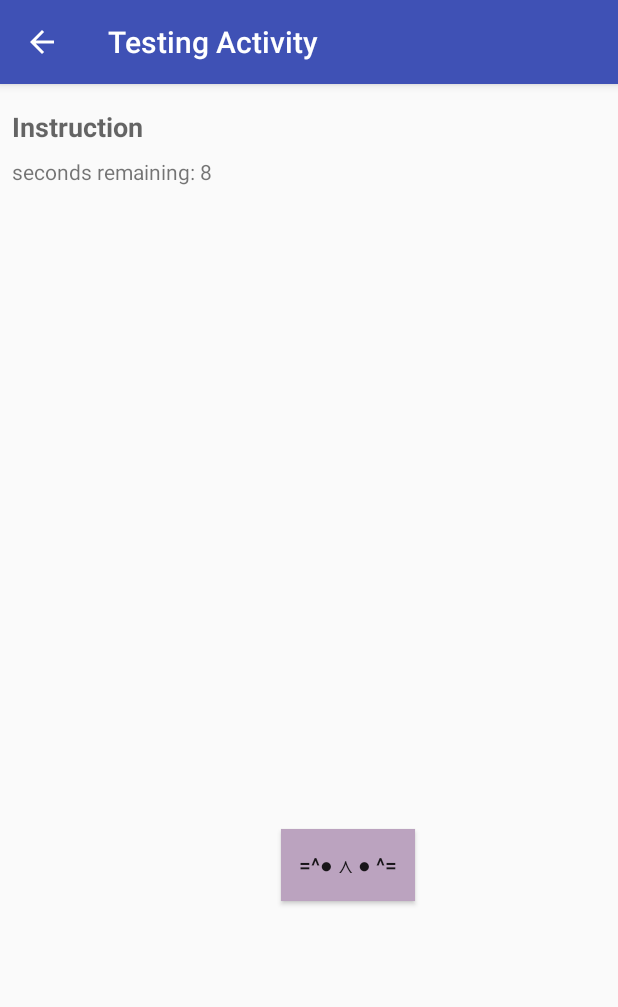
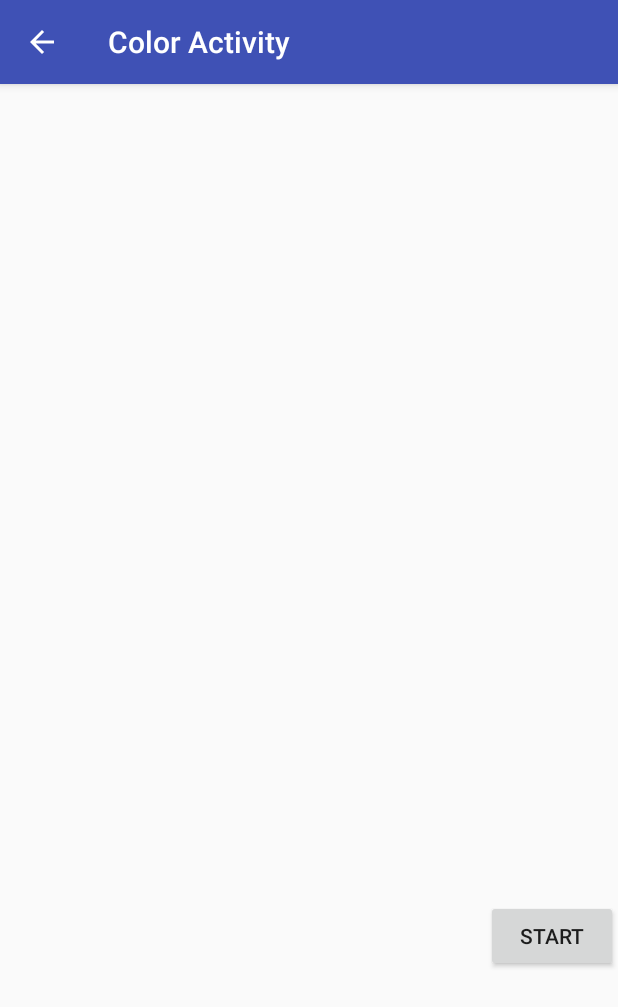
Before and after one commit to alex-yxw/hackthevalley, an Android app: the TestingActivity screen opened directly, with no data from a screen before it, after a tap on "=^● ⋏ ● ^=", on a phone screen of 412 x 824 dp. Shown: the top 1007 px of the screen. Run offline under Robolectric (Android 15) with nearby library versions, the phone set to English and light mode, and no system bars; 1 other tap on this screen came first.

Commit message:
Finish basic of second testing.

```diff
--- /dev/null
+++ b/HelloSharedPrefs/app/src/main/java/com/example/android/hellosharedprefs/ColorActivity.java
@@ -0,0 +1,84 @@
+package com.example.android.hellosharedprefs;
+
+import android.content.Intent;
+import android.graphics.Color;
+import android.os.CountDownTimer;
+import android.os.Handler;
+import android.support.v7.app.AppCompatActivity;
+import android.os.Bundle;
+import android.util.Log;
+import android.view.View;
+import android.widget.Button;
+import android.widget.TextView;
+
+import java.util.Random;
+import java.util.Timer;
+import java.util.TimerTask;
+
+import static com.example.android.hellosharedprefs.TestingActivity.EXTRA_REPLY;
+
+public class ColorActivity extends AppCompatActivity {
+
+    TextView timerTextView;
+    long startTime = 0;
+    long millis;
+    //runs without a timer by reposting this handler at the end of the runnable
+    Handler timerHandler = new Handler();
+    Runnable timerRunnable = new Runnable() {
+
+        @Override
+        public void run() {
+            millis = System.currentTimeMillis() - startTime;
+
+            timerTextView.setText(millis + "ms");
+
+            timerHandler.postDelayed(this, 100);
+        }
+    };
+
+    private final String YOU_PASS = "Door unlock!";
+    @Override
+    protected void onCreate(Bundle savedInstanceState) {
+        //TestingActivity.fa.finish();
+        super.onCreate(savedInstanceState);
+        setContentView(R.layout.activity_color);
+        timerTextView = (TextView) findViewById(R.id.text_clock);
+
+        Button b = (Button) findViewById(R.id.button_color);
+        b.setText("start");
+        b.setOnClickListener(new View.OnClickListener() {
+
+            @Override
+            public void onClick(View v) {
+                Button b = (Button) v;
+                if (b.getText().equals("stop")) {
+                    timerHandler.removeCallbacks(timerRunnable);
+                    b.setText("start");
+                    if(millis < 400) {
+                        Intent replyIntent = new Intent();
+                        replyIntent.putExtra(EXTRA_REPLY, YOU_PASS);
+                        setResult(RESULT_OK, replyIntent);
+                        finish();
+                    }
+                } else {
+                    startTime = System.currentTimeMillis();
+                    timerHandler.postDelayed(timerRunnable, 0);
+                    b.setText("stop");
+                }
+
+                Random rnd = new Random();
+                Button colorButton = findViewById(R.id.button_color);
+                int color = Color.argb(255, rnd.nextInt(256), rnd.nextInt(256), rnd.nextInt(256));
+                colorButton.setBackgroundColor(color);
+            }
+        });
+    }
+
+    @Override
+    public void onPause() {
+        super.onPause();
+        timerHandler.removeCallbacks(timerRunnable);
+        Button b = (Button)findViewById(R.id.button_color);
+        b.setText("start");
+    }
+}
--- a/HelloSharedPrefs/app/src/main/java/com/example/android/hellosharedprefs/TestingActivity.java
+++ b/HelloSharedPrefs/app/src/main/java/com/example/android/hellosharedprefs/TestingActivity.java
@@ -1,6 +1,7 @@
 package com.example.android.hellosharedprefs;
 
 import android.Manifest;
+import android.app.Activity;
 import android.content.Context;
 import android.content.Intent;
 import android.content.pm.PackageManager;
@@ -21,7 +22,6 @@ import android.widget.TextView;
 import android.widget.Toast;
 
 import com.google.android.gms.location.FusedLocationProviderClient;
-import com.google.android.gms.location.LocationServices;
 import com.google.android.gms.tasks.OnSuccessListener;
 
 import java.util.Random;
@@ -44,8 +44,12 @@ public class TestingActivity extends AppCompatActivity {
 
     private final String TEXT_MESSAGE = "Pick me up, since I am drunk.";
 
+    public static Activity fa;
+    public static boolean isThreadEnd = false;
+
     @Override
     protected void onCreate(Bundle savedInstanceState) {
+        fa = this;
         super.onCreate(savedInstanceState);
         setContentView(R.layout.activity_testing);
         Intent intent = getIntent();
@@ -63,7 +67,7 @@ public class TestingActivity extends AppCompatActivity {
         clickMe.setVisibility(View.GONE);
     }
 
-    private final int PASS_COUNT = 8;
+    private final int PASS_COUNT = 1;
 
     private final int TOTAL_COUNT = 11;
 
@@ -90,10 +94,16 @@ public class TestingActivity extends AppCompatActivity {
                 if (current_score >= PASS_COUNT) {
                     current_score = 0;
                     try_count = 0;
+
+                    Intent intent = new Intent(this, ColorActivity.class);
+                    isThreadEnd = true;
+                    startActivity(intent);
+
                     Intent replyIntent = new Intent();
                     replyIntent.putExtra(EXTRA_REPLY, YOU_PASS);
                     setResult(RESULT_OK, replyIntent);
                     finish();
+
                 } else if (retry_count > MAX_RETRY) {
                     textView.setText(CONTACT_OTHERS + NO_RETRY);
                     clickMe.setText("No more retry");
@@ -142,11 +152,11 @@ public class TestingActivity extends AppCompatActivity {
             timer.schedule(new TimerTask() {
                 @Override
                 public void run() {
-                    setButtonRandomPosition(b);
+                    if(!isThreadEnd)setButtonRandomPosition(b);
                     Log.d(LOG_TAG, Integer.toString(try_count));
                     try_count++;
                 }
-            }, 0, 1000);//Update button every second
+            }, 1, 1000);//Update button every second
 
             new CountDownTimer(TOTAL_COUNT * 1000, 1000) {
                 TextView text = findViewById(R.id.text_message);
--- /dev/null
+++ b/HelloSharedPrefs/app/src/main/res/layout/activity_color.xml
@@ -0,0 +1,28 @@
+<?xml version="1.0" encoding="utf-8"?>
+<android.support.constraint.ConstraintLayout xmlns:android="http://schemas.android.com/apk/res/android"
+    xmlns:app="http://schemas.android.com/apk/res-auto"
+    xmlns:tools="http://schemas.android.com/tools"
+    android:layout_width="match_parent"
+    android:layout_height="match_parent"
+    tools:context=".ColorActivity">
+
+    <TextView
+        android:id="@+id/text_clock"
+        android:layout_width="70dp"
+        android:layout_height="52dp"
+        android:layout_marginStart="140dp"
+        android:layout_marginLeft="140dp"
+        android:layout_marginBottom="108dp"
+        app:layout_constraintBottom_toTopOf="@+id/button_color"
+        app:layout_constraintStart_toStartOf="parent" />
+
+    <Button
+        android:id="@+id/button_color"
+        android:layout_width="wrap_content"
+        android:layout_height="wrap_content"
+        android:layout_marginBottom="176dp"
+        android:text="@string/button_testing"
+        app:layout_constraintBottom_toBottomOf="parent"
+        app:layout_constraintRight_toRightOf="parent" />
+
+</android.support.constraint.ConstraintLayout>
```
Also changed, not shown: HelloSharedPrefs/app/src/main/AndroidManifest.xml (+18 -5 lines), HelloSharedPrefs/app/src/main/java/com/example/android/hellosharedprefs/MainActivity.java (+40 -0 lines).
